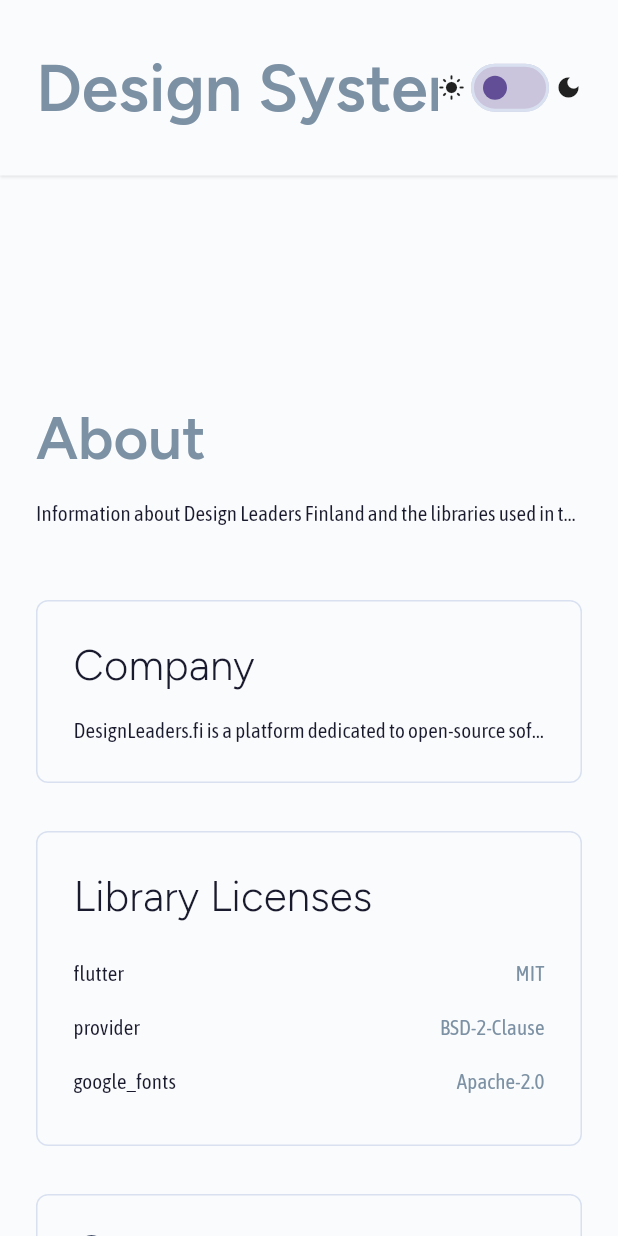
After one commit to Design-Leaders-Finland/design-system, a Flutter app: the AboutPage screen opened by its route, on a phone screen of 412 x 824 dp. The commit adds this screen. Run offline on Flutter 3.47's test engine with Material 3 defaults, Android fonts, the phone set to English and light mode, and no system bars; our stand-ins replace go_router; missing offline and left inert: dart:html.

Commit message:
About page (#12)

```diff
--- /dev/null
+++ b/lib/data/about_data.dart
@@ -0,0 +1,25 @@
+class AboutData {
+  final String companyInfo;
+  final Map<String, String> libraryLicenses;
+  final String designLeadersLink;
+
+  AboutData({
+    required this.companyInfo,
+    required this.libraryLicenses,
+    required this.designLeadersLink,
+  });
+
+  static AboutData load() {
+    // Placeholder for actual data loading
+    return AboutData(
+      companyInfo:
+          "DesignLeaders.fi is a platform dedicated to open-source software and design leadership.",
+      libraryLicenses: {
+        "flutter": "MIT",
+        "provider": "BSD-2-Clause",
+        "google_fonts": "Apache-2.0",
+      },
+      designLeadersLink: "https://designleaders.fi",
+    );
+  }
+}
--- a/lib/design_leaders_system.dart
+++ b/lib/design_leaders_system.dart
@@ -1,5 +1,6 @@
 library;
 
+export "data/about_data.dart";
 export "src/tokens/spacing/spacing.dart";
 export "src/tokens/typography/typography.dart";
 export "src/tokens/colors/colors.dart";
--- a/lib/src/theme/color_scheme.dart
+++ b/lib/src/theme/color_scheme.dart
@@ -95,6 +95,8 @@ class AppColorScheme extends ThemeExtension<AppColorScheme> {
     Color? secondary,
     Color? background,
     Color? text,
+    Color? textAlternate,
+    Color? textTertiary,
     Color? danger,
     Color? surface,
     Color? primaryOnDarkBackground,
@@ -113,7 +115,8 @@ class AppColorScheme extends ThemeExtension<AppColorScheme> {
       textTertiary: textTertiary ?? this.textTertiary,
       danger: danger ?? this.danger,
       surface: surface ?? this.surface,
-      primaryOnDarkBackground: primaryOnDarkBackground ?? this.primaryOnDarkBackground,
+      primaryOnDarkBackground:
+          primaryOnDarkBackground ?? this.primaryOnDarkBackground,
       primaryOnBackground: primaryOnBackground ?? this.primaryOnBackground,
       border: border ?? this.border,
       accent: accent ?? this.accent,
--- a/lib/src/tokens/colors/colors.dart
+++ b/lib/src/tokens/colors/colors.dart
@@ -1,4 +1,5 @@
 import 'package:flutter/material.dart';
+
 /// {@template app_colors}
 /// Colors class for themes which provides direct access with static fields.
 /// {@endtemplate}
@@ -16,11 +17,17 @@ final class AppColors {
 
   static const secondary = MaterialColor(0xFF614E96, {500: Color(0xFF614E96)});
 
-  static const complementary = MaterialColor(0xFF7D91A5, {500: Color(0xFF7D91A5)});
+  static const complementary = MaterialColor(0xFF7D91A5, {
+    500: Color(0xFF7D91A5),
+  });
 
-  static const textDefault = MaterialColor(0xFF1A1A2E, {500: Color(0xFF1A1A2E)});
+  static const textDefault = MaterialColor(0xFF1A1A2E, {
+    500: Color(0xFF1A1A2E),
+  });
 
-  static const textAlternate = MaterialColor(0xFF1A1A2E, {500: Color(0xFF1A1A2E)});
+  static const textAlternate = MaterialColor(0xFF1A1A2E, {
+    500: Color(0xFF1A1A2E),
+  });
 
   static const border = MaterialColor(0xFFD9E1F1, {500: Color(0xFFD9E1F1)});
 
@@ -33,7 +40,6 @@ final class AppColors {
   static const primaryOnBackground = MaterialColor(0xFF1B2A4A, {
     500: Color(0xFF1B2A4A),
   });
-
 
   static const accent = MaterialColor(0xFF2F927B, {500: Color(0xFF2F927B)});
   static const background = MaterialColor(0xFFFAFBFC, {500: Color(0xFFFAFBFC)});
--- a/lib/src/tokens/typography/typography.dart
+++ b/lib/src/tokens/typography/typography.dart
@@ -3,7 +3,8 @@ import '../spacing/spacing.dart' show baseUnit;
 
 final class FontFamily {
   static const String figTree = 'packages/design_leaders_system/Figtree';
-  static const String asapCondensed = 'packages/design_leaders_system/Asap Condensed';
+  static const String asapCondensed =
+      'packages/design_leaders_system/Asap Condensed';
 }
 
 final class FontSize {
--- a/lib/src/widgets/text/text.dart
+++ b/lib/src/widgets/text/text.dart
@@ -3,31 +3,31 @@ import '../../tokens/typography/typography.dart';
 import '../../tokens/colors/colors.dart';
 
 class AppText extends StatelessWidget {
-  AppText.display(
+  const AppText.display(
     this.text, {
     super.key,
     this.maxLines,
     this.fontSize,
     this.fontWeight,
     this.style = AppTypography.displayMd,
-    Color? color,
+    this.color,
     this.textAlign = TextAlign.start,
     this.overflow = TextOverflow.ellipsis,
-  }) : color = color;
+  });
 
-  AppText.heading(
+  const AppText.heading(
     this.text, {
     super.key,
     this.maxLines,
     this.fontSize,
     this.fontWeight,
     this.style = AppTypography.headlineMd,
-    Color? color,
+    this.color,
     this.textAlign = TextAlign.start,
     this.overflow = TextOverflow.ellipsis,
-  }) : color = color;
+  });
 
-  AppText.title(
+  const AppText.title(
     this.text, {
     super.key,
     this.maxLines,
@@ -39,31 +39,31 @@ class AppText extends StatelessWidget {
     this.overflow = TextOverflow.ellipsis,
   });
 
-  AppText.label(
+  const AppText.label(
     this.text, {
     super.key,
     this.maxLines,
     this.fontSize,
     this.fontWeight,
     this.style = AppTypography.labelMd,
-    Color? color,
+    this.color,
     this.textAlign = TextAlign.start,
     this.overflow = TextOverflow.ellipsis,
-  }) : color = color;
+  });
 
-  AppText.body(
+  const AppText.body(
     this.text, {
     super.key,
     this.maxLines,
     this.fontSize,
     this.fontWeight,
     this.style = AppTypography.bodyMd,
-    Color? color,
+    this.color,
     this.textAlign = TextAlign.start,
     this.overflow = TextOverflow.ellipsis,
-  }) : color = color;
+  });
 
-  AppText.rich(
+  const AppText.rich(
     this.text, {
     super.key,
     this.maxLines,
--- a/onepage/lib/main.dart
+++ b/onepage/lib/main.dart
@@ -5,6 +5,7 @@ import 'package:design_leaders_system/design_leaders_system.dart';
 import 'package:go_router/go_router.dart';
 import 'widgets/app_header.dart';
 import 'pages/widgets_page.dart';
+import 'pages/about_page.dart';
 
 const _kThemeModeKey = 'theme_mode';
 
@@ -55,6 +56,13 @@ class _OnePageWebAppState extends State<OnePageWebApp> {
         path: '/widgets',
         builder: (context, state) =>
             WidgetsPage(onThemeChanged: _handleThemeChanged),
+      ),
+      GoRoute(
+        path: '/about',
+        builder: (context, state) => AboutPage(
+          data: AboutData.load(),
+          onThemeChanged: _handleThemeChanged,
+        ),
       ),
     ],
   );
--- /dev/null
+++ b/onepage/lib/pages/about_page.dart
@@ -0,0 +1,187 @@
+import 'package:flutter/material.dart';
+import 'package:design_leaders_system/design_leaders_system.dart';
+import '../widgets/app_header.dart';
+
+class AboutPage extends StatelessWidget {
+  const AboutPage({
+    super.key,
+    required this.data,
+    required this.onThemeChanged,
+  });
+
+  final AboutData data;
+  final ValueChanged<bool> onThemeChanged;
+
+  @override
+  Widget build(BuildContext context) {
+    final colors = context.colors;
+    final width = MediaQuery.sizeOf(context).width;
+    final isNarrow = width < 900;
+
+    return Scaffold(
+      backgroundColor: colors.background,
+      body: Stack(
+        children: [
+          CustomScrollView(
+            slivers: [
+              SliverToBoxAdapter(
+                child: SizedBox(
+                  height: 140 + (isNarrow ? Spacing.s10 : Spacing.s16) * 2,
+                ),
+              ),
+              SliverPadding(
+                padding: EdgeInsets.symmetric(horizontal: Spacing.s6),
+                sliver: SliverToBoxAdapter(
+                  child: Center(
+                    child: ConstrainedBox(
+                      constraints: const BoxConstraints(maxWidth: 1200),
+                      child: Column(
+                        crossAxisAlignment: CrossAxisAlignment.stretch,
+                        children: [
+                          const SizedBox(height: Spacing.s12),
+                          _AboutHeader(colors: colors),
+                          const SizedBox(height: Spacing.s12),
+                          _AboutContent(data: data, colors: colors),
+                          const SizedBox(height: Spacing.s16),
+                        ],
+                      ),
+                    ),
+                  ),
+                ),
+              ),
+            ],
+          ),
+          Positioned(
+            top: 0,
+            left: 0,
+            right: 0,
+            child: Center(
+              child: ConstrainedBox(
+                constraints: const BoxConstraints(maxWidth: 1200),
+                child: AppHeader(
+                  isNarrow: isNarrow,
+                  onThemeChanged: onThemeChanged,
+                ),
+              ),
+            ),
+          ),
+        ],
+      ),
+    );
+  }
+}
+
+class _AboutHeader extends StatelessWidget {
+  const _AboutHeader({required this.colors});
+
+  final AppColorScheme colors;
+
+  @override
+  Widget build(BuildContext context) {
+    return Column(
+      crossAxisAlignment: CrossAxisAlignment.start,
+      children: [
+        AppText.display('About', color: colors.textTertiary),
+        const SizedBox(height: Spacing.s4),
+        AppText.body(
+          'Information about Design Leaders Finland and the libraries used in this design system.',
+        ),
+      ],
+    );
+  }
+}
+
+class _AboutContent extends StatelessWidget {
+  const _AboutContent({required this.data, required this.colors});
+
+  final AboutData data;
+  final AppColorScheme colors;
+
+  @override
+  Widget build(BuildContext context) {
+    return Column(
+      crossAxisAlignment: CrossAxisAlignment.start,
+      children: [
+        Container(
+          padding: const EdgeInsets.all(Spacing.s6),
+          decoration: BoxDecoration(
+            color: colors.surface,
+            borderRadius: BorderRadius.circular(AppBorderRadius.lg),
+            border: Border.all(color: colors.border),
+          ),
+          child: Column(
+            crossAxisAlignment: CrossAxisAlignment.start,
+            children: [
+              AppText.heading('Company', color: colors.text),
+              const SizedBox(height: Spacing.s4),
+              AppText.body(data.companyInfo),
+            ],
+          ),
+        ),
+        const SizedBox(height: Spacing.s8),
+        Container(
+          padding: const EdgeInsets.all(Spacing.s6),
+          decoration: BoxDecoration(
+            color: colors.surface,
+            borderRadius: BorderRadius.circular(AppBorderRadius.lg),
+            border: Border.all(color: colors.border),
+          ),
+          child: Column(
+            crossAxisAlignment: CrossAxisAlignment.start,
+            children: [
+              AppText.heading('Library Licenses', color: colors.text),
+              const SizedBox(height: Spacing.s4),
+              ...data.libraryLicenses.entries.map((entry) {
+                return Padding(
+                  padding: const EdgeInsets.symmetric(vertical: Spacing.s2),
+                  child: Row(
+                    crossAxisAlignment: CrossAxisAlignment.start,
+                    children: [
+                      Expanded(
+                        child: AppText.body(entry.key, color: colors.text),
+                      ),
+                      AppText.body(
+                        entry.value,
+                        color: colors.textTertiary,
+                        textAlign: TextAlign.end,
+                      ),
+                    ],
+                  ),
+                );
+              }),
+            ],
+          ),
+        ),
+        const SizedBox(height: Spacing.s8),
+        Semantics(
+          label: 'Visit Design Leaders Finland website',
+          button: true,
+          child: InkWell(
+            onTap: () {},
+            child: Container(
+              padding: const EdgeInsets.all(Spacing.s6),
+              decoration: BoxDecoration(
+                color: colors.surface,
+                borderRadius: BorderRadius.circular(AppBorderRadius.lg),
+                border: Border.all(color: colors.border),
+              ),
+              child: Row(
+                children: [
+                  Icon(Icons.language, color: colors.primary, size: 24),
+                  const SizedBox(width: Spacing.s4),
+                  Expanded(
+                    child: AppText.body(
+                      data.designLeadersLink,
+                      color: AppColors.hyperlink,
+                    ),
+                  ),
+                  Icon(Icons.open_in_new, color: colors.textTertiary, size: 18),
+                ],
+              ),
+            ),
+          ),
+        ),
+      ],
+    );
+  }
+}
--- a/onepage/lib/widgets/app_header.dart
+++ b/onepage/lib/widgets/app_header.dart
@@ -18,6 +18,8 @@ class AppHeader extends StatelessWidget {
     final isDark = Theme.of(context).brightness == Brightness.dark;
     final location = GoRouterState.of(context).uri.toString();
     final isHome = location == '/' || location.isEmpty;
+    final isWidgets = location == '/widgets';
+    final isAbout = location == '/about';
 
     return Container(
       padding: EdgeInsets.symmetric(
@@ -36,12 +38,16 @@ class AppHeader extends StatelessWidget {
                   scrollDirection: Axis.horizontal,
                   child: Row(
                     children: [
-                      InkWell(
+                      Semantics(
+                        label: 'Design System Overview - Go to home page',
+                        button: true,
+                        child: InkWell(
                           onTap: () => context.go('/'),
                           child: AppText.display(
                             'Design System Overview',
                             style: AppTypography.displayLg,
                             color: colors.textTertiary,
+                          ),
                         ),
                       ),
                       const SizedBox(width: Spacing.s8),
@@ -53,8 +59,14 @@ class AppHeader extends StatelessWidget {
                       const SizedBox(width: Spacing.s4),
                       _NavLink(
                         label: 'Widgets',
-                        isActive: !isHome,
+                        isActive: isWidgets,
                         onTap: () => context.go('/widgets'),
+                      ),
+                      const SizedBox(width: Spacing.s4),
+                      _NavLink(
+                        label: 'About',
+                        isActive: isAbout,
+                        onTap: () => context.go('/about'),
                       ),
                     ],
                   ),
@@ -89,7 +101,10 @@ class _NavLink extends StatelessWidget {
   @override
   Widget build(BuildContext context) {
     final colors = context.colors;
-    return InkWell(
+    return Semantics(
+      label: '$label - Go to $label page',
+      button: true,
+      child: InkWell(
         onTap: onTap,
         child: Container(
           padding: const EdgeInsets.symmetric(
@@ -105,6 +120,7 @@ class _NavLink extends StatelessWidget {
             color: isActive ? colors.primary : colors.textTertiary,
           ),
         ),
+      ),
     );
   }
 }
@@ -117,7 +133,9 @@ class _ThemeSwitcher extends StatelessWidget {
 
   @override
   Widget build(BuildContext context) {
-    return Row(
+    return Semantics(
+      label: 'Toggle dark mode',
+      child: Row(
         mainAxisSize: MainAxisSize.min,
         children: [
           const Icon(Icons.light_mode, size: 18),
@@ -131,6 +149,7 @@ class _ThemeSwitcher extends StatelessWidget {
           ),
           const Icon(Icons.dark_mode, size: 18),
         ],
+      ),
     );
   }
 }
```
Also changed, not shown: lib/src/tokens/spacing/spacing.dart (line endings or trailing spaces), 3 other files. Lines whose indentation alone changed are shown as unchanged.
